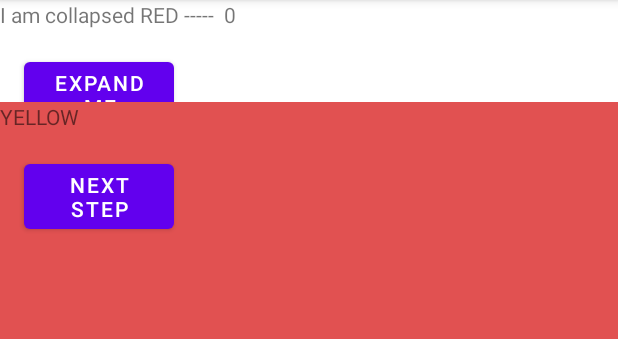
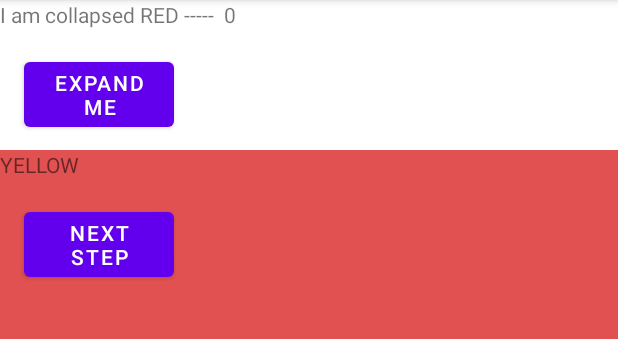
Before and after one commit to pratishjage/Stash-App, an Android app: the StashActivity screen opened directly, with no data from a screen before it, after a tap on "NEXT STEP", on a phone screen of 412 x 824 dp, the part 84-423 px from its top. Run offline under Robolectric (Android 15) with nearby library versions, the phone set to English and light mode, and no system bars.

Commit message:
replace bottom sheet with view animation

```diff
--- a/app/src/main/java/com/app/sampleapp/stash/StashActivity.kt
+++ b/app/src/main/java/com/app/sampleapp/stash/StashActivity.kt
@@ -1,9 +1,14 @@
 package com.app.sampleapp.stash
 
 import android.os.Bundle
-import android.widget.FrameLayout
+import android.view.Gravity
+import android.view.View
 import androidx.activity.viewModels
 import androidx.appcompat.app.AppCompatActivity
+import androidx.transition.Fade
+import androidx.transition.Slide
+import androidx.transition.Transition
+import androidx.transition.TransitionManager
 import com.app.sampleapp.R
 import com.app.sampleapp.databinding.ActivityStashBinding
 import com.app.sampleapp.stash.model.ScreenDataModel
@@ -11,42 +16,17 @@ import com.app.sampleapp.stash.utils.Constants.SCREEN_BG
 import com.app.sampleapp.stash.utils.Constants.SCREEN_NUMBER
 import com.app.sampleapp.stash.utils.FragmentFactory
 import com.app.sampleapp.stash.vm.StashVM
-import com.google.android.material.bottomsheet.BottomSheetBehavior
+
 
 class StashActivity : AppCompatActivity() {
 
     private val viewModel by viewModels<StashVM>()
     private lateinit var binding: ActivityStashBinding
-    private val bottomSheetBehavior2: BottomSheetBehavior<FrameLayout> by lazy {
-        BottomSheetBehavior.from(binding.containerTwo)
-    }
-    private val bottomSheetBehavior3: BottomSheetBehavior<FrameLayout> by lazy {
-        BottomSheetBehavior.from(binding.containerThree)
-    }
-    private val bottomSheetBehavior4: BottomSheetBehavior<FrameLayout> by lazy {
-        BottomSheetBehavior.from(binding.containerFour)
-    }
-
     private val maxScreens = 3
 
     override fun onCreate(savedInstanceState: Bundle?) {
         super.onCreate(savedInstanceState)
         binding = ActivityStashBinding.inflate(layoutInflater)
-
-        bottomSheetBehavior2.isHideable = true
-        bottomSheetBehavior2.peekHeight = 0
-        bottomSheetBehavior2.isDraggable = false
-
-        bottomSheetBehavior3.isHideable = true
-        bottomSheetBehavior3.peekHeight = 0
-        bottomSheetBehavior3.isDraggable = false
-
-
-        bottomSheetBehavior4.isHideable = true
-        bottomSheetBehavior4.peekHeight = 0
-        bottomSheetBehavior4.isDraggable = false
-
-
         viewModel.expandNextScreen(
             ScreenDataModel(
                 0,
@@ -69,21 +49,21 @@ class StashActivity : AppCompatActivity() {
                         R.id.container_two,
                         FragmentFactory.getFragment(screenData.nextScreenTag, screenData.bundle)
                     ).commit()
-                    bottomSheetBehavior2.state = BottomSheetBehavior.STATE_EXPANDED
+                    toggle(binding.containerTwo, true)
                 }
                 2 -> {
                     supportFragmentManager.beginTransaction().replace(
                         R.id.container_three,
                         FragmentFactory.getFragment(screenData.nextScreenTag, screenData.bundle)
                     ).commit()
-                    bottomSheetBehavior3.state = BottomSheetBehavior.STATE_EXPANDED
+                    toggle(binding.containerThree, true)
                 }
                 3 -> {
                     supportFragmentManager.beginTransaction().replace(
                         R.id.container_four,
                         FragmentFactory.getFragment(screenData.nextScreenTag, screenData.bundle)
                     ).commit()
-                    bottomSheetBehavior4.state = BottomSheetBehavior.STATE_EXPANDED
+                    toggle(binding.containerFour, true)
                 }
                 else -> {
                     //return result from here
@@ -95,19 +75,30 @@ class StashActivity : AppCompatActivity() {
         viewModel.destroyState.observe(this, { screenPosition ->
             var currentScreenPosition = screenPosition
             while (currentScreenPosition <= maxScreens) {
-                if (currentScreenPosition == 0) {
+                when (currentScreenPosition) {
+                    1 -> {
+                        toggle(binding.containerTwo, false)
+                    }
+                    2 -> {
+                        toggle(binding.containerThree, false)
 
-                } else if (currentScreenPosition == 1) {
-                    bottomSheetBehavior2.state = BottomSheetBehavior.STATE_COLLAPSED
-                } else if (currentScreenPosition == 2) {
-                    bottomSheetBehavior3.state = BottomSheetBehavior.STATE_COLLAPSED
+                    }
+                    3 -> {
+                        toggle(binding.containerFour, false)
 
-                } else if (currentScreenPosition == 3) {
-                    bottomSheetBehavior4.state = BottomSheetBehavior.STATE_COLLAPSED
+                    }
                 }
                 currentScreenPosition++;
             }
         })
         setContentView(binding.root)
     }
+
+    private fun toggle(view: View, show: Boolean) {
+        val transition: Transition = Slide(Gravity.BOTTOM)
+        transition.duration = 300
+        transition.addTarget(view)
+        TransitionManager.beginDelayedTransition(binding.root, transition)
+        view.visibility = if (show) View.VISIBLE else View.GONE
+    }
 }
--- a/app/src/main/res/layout/activity_stash.xml
+++ b/app/src/main/res/layout/activity_stash.xml
@@ -4,31 +4,35 @@
     xmlns:tools="http://schemas.android.com/tools"
     android:layout_width="match_parent"
     android:layout_height="match_parent"
-    tools:context=".stash.StashActivity"
-    >
+    tools:context=".stash.StashActivity">
+
     <FrameLayout
         android:id="@+id/containerOne"
         android:layout_width="match_parent"
-      android:layout_height="match_parent"/>
+        android:layout_height="match_parent" />
+
     <FrameLayout
         android:id="@+id/container_two"
         android:layout_width="match_parent"
-      android:layout_height="700dp"
-      android:background="@color/red"
-      app:layout_behavior="com.google.android.material.bottomsheet.BottomSheetBehavior" />
+        android:layout_height="match_parent"
+        android:layout_marginTop="100dp"
+        android:visibility="gone"
+        android:background="@color/red" />
 
     <FrameLayout
         android:id="@+id/container_three"
         android:layout_width="match_parent"
-      android:layout_height="600dp"
-      android:background="@color/yellow"
-      app:layout_behavior="com.google.android.material.bottomsheet.BottomSheetBehavior" />
+        android:layout_height="match_parent"
+        android:layout_marginTop="200dp"
+        android:visibility="gone"
+        android:background="@color/yellow" />
 
     <FrameLayout
         android:id="@+id/container_four"
         android:layout_width="match_parent"
-      android:layout_height="500dp"
-      android:background="@color/green"
-      app:layout_behavior="com.google.android.material.bottomsheet.BottomSheetBehavior" />
+        android:layout_height="match_parent"
+        android:layout_marginTop="300dp"
+        android:visibility="gone"
+        android:background="@color/green" />
 
 </androidx.coordinatorlayout.widget.CoordinatorLayout>
```
Also changed, not shown: app/src/main/AndroidManifest.xml (+6 -2 lines). Lines whose indentation alone changed are shown as unchanged.
